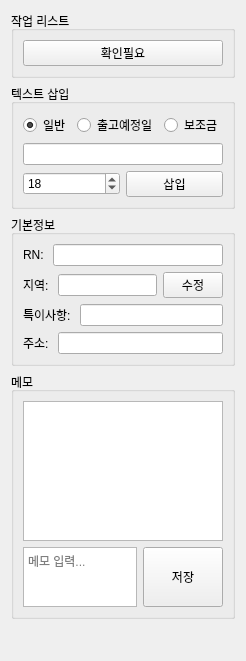
Qt form ui/info_panel.ui (Glen-Lee-glitch/new_viewer) before a commit.
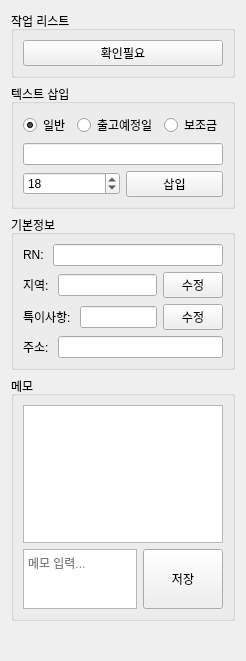
The same form after that commit.

Commit message: feat: Add special note modification feature with row-based dialog

```diff
--- a/ui/info_panel.ui
+++ b/ui/info_panel.ui
@@ -164,7 +164,20 @@
          </widget>
         </item>
         <item>
-         <widget class="QLineEdit" name="lineEdit_special"/>
+          <widget class="QLineEdit" name="lineEdit_special"/>
+         </item>
+         <item>
+          <widget class="QPushButton" name="pushButton_edit_special">
+           <property name="maximumSize">
+            <size>
+             <width>60</width>
+             <height>16777215</height>
+            </size>
+           </property>
+           <property name="text">
+            <string>수정</string>
+           </property>
+          </widget>
         </item>
        </layout>
       </item>
```
The commit also changes 2 other files.
